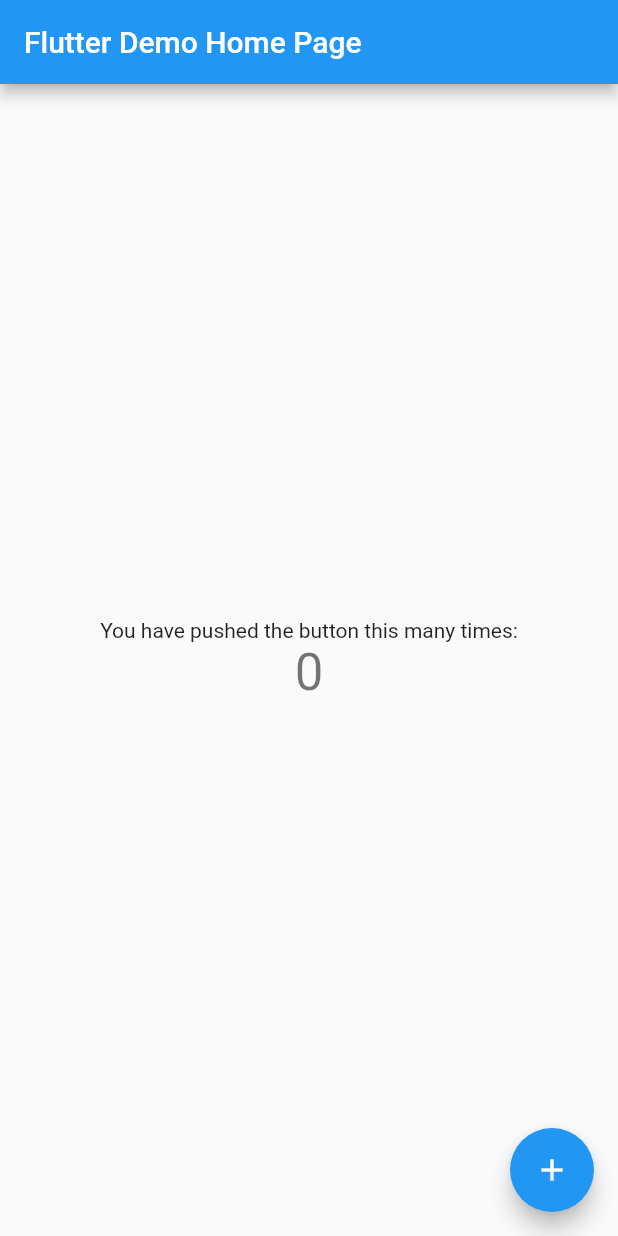
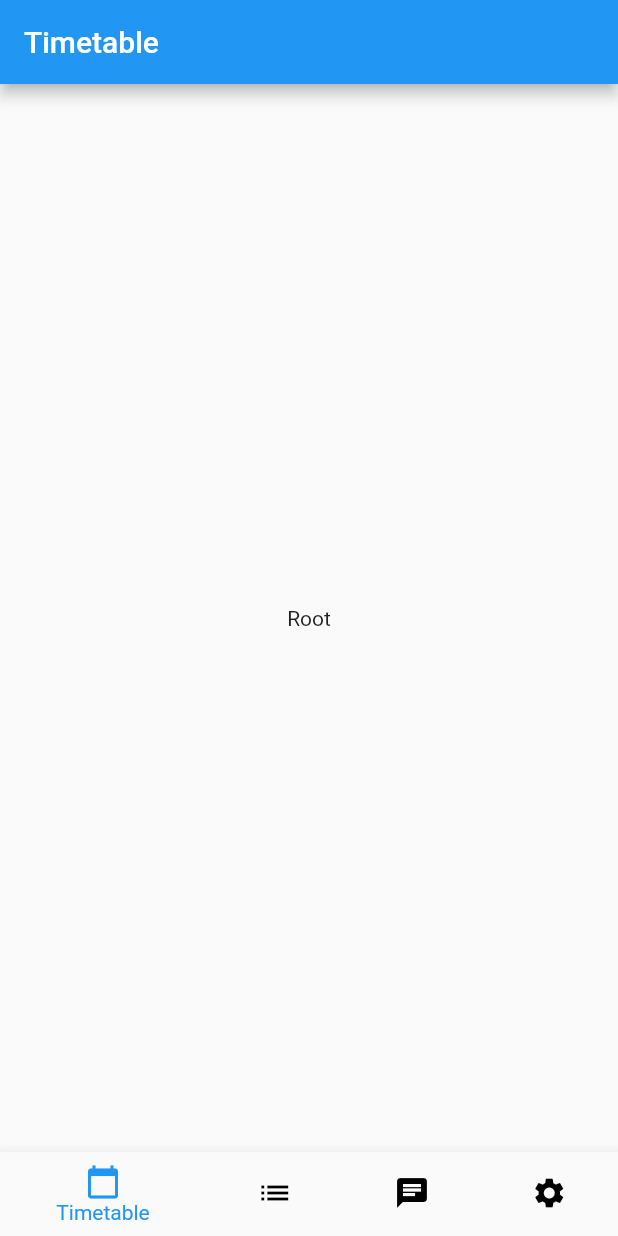
Before and after one commit to Better-HOPE/minimum-hope, a Flutter app: the screen it shows after launch, on a phone screen of 412 x 824 dp. Run offline on Flutter 3.47's test engine with Material 2 defaults, Android fonts, the phone set to English and light mode, and no system bars; our stand-ins replace cloud_firestore, firebase_core, flutter_hooks, hooks_riverpod; accounts and stored records are empty.

Commit message:
OS再インストールのため、保存

```diff
--- a/lib/main.dart
+++ b/lib/main.dart
@@ -1,115 +1,30 @@
 import 'package:flutter/material.dart';
+import 'package:flutter_hooks/flutter_hooks.dart';
+import 'package:hooks_riverpod/hooks_riverpod.dart';
+import 'package:minimum_hope/ui/login/login.dart';
+import 'package:minimum_hope/ui/root/root.dart';
+import 'package:firebase_core/firebase_core.dart';
+import 'package:cloud_firestore/cloud_firestore.dart';
+import 'firebase_options.dart';
 
 void main() {
   runApp(const MyApp());
 }
 
-class MyApp extends StatelessWidget {
+class MyApp extends HookConsumerWidget {
   const MyApp({Key? key}) : super(key: key);
 
-  // This widget is the root of your application.
   @override
-  Widget build(BuildContext context) {
+  Widget build(BuildContext context, WidgetRef ref) {
     return MaterialApp(
-      title: 'Flutter Demo',
+      title: 'Minimum Hope',
       theme: ThemeData(
-        // This is the theme of your application.
-        //
-        // Try running your application with "flutter run". You'll see the
-        // application has a blue toolbar. Then, without quitting the app, try
-        // changing the primarySwatch below to Colors.green and then invoke
-        // "hot reload" (press "r" in the console where you ran "flutter run",
-        // or simply save your changes to "hot reload" in a Flutter IDE).
-        // Notice that the counter didn't reset back to zero; the application
-        // is not restarted.
         primarySwatch: Colors.blue,
+        //visualDensity: VisualDensity.adaptivePlatformDensity,
       ),
-      home: const MyHomePage(title: 'Flutter Demo Home Page'),
+      home: Scaffold(
+        body: Root(),
+      ),
     );
   }
 }
-
-class MyHomePage extends StatefulWidget {
-  const MyHomePage({Key? key, required this.title}) : super(key: key);
-
-  // This widget is the home page of your application. It is stateful, meaning
-  // that it has a State object (defined below) that contains fields that affect
-  // how it looks.
-
-  // This class is the configuration for the state. It holds the values (in this
-  // case the title) provided by the parent (in this case the App widget) and
-  // used by the build method of the State. Fields in a Widget subclass are
-  // always marked "final".
-
-  final String title;
-
-  @override
-  State<MyHomePage> createState() => _MyHomePageState();
-}
-
-class _MyHomePageState extends State<MyHomePage> {
-  int _counter = 0;
-
-  void _incrementCounter() {
-    setState(() {
-      // This call to setState tells the Flutter framework that something has
-      // changed in this State, which causes it to rerun the build method below
-      // so that the display can reflect the updated values. If we changed
-      // _counter without calling setState(), then the build method would not be
-      // called again, and so nothing would appear to happen.
-      _counter++;
-    });
-  }
-
-  @override
-  Widget build(BuildContext context) {
-    // This method is rerun every time setState is called, for instance as done
-    // by the _incrementCounter method above.
-    //
-    // The Flutter framework has been optimized to make rerunning build methods
-    // fast, so that you can just rebuild anything that needs updating rather
-    // than having to individually change instances of widgets.
-    return Scaffold(
-      appBar: AppBar(
-        // Here we take the value from the MyHomePage object that was created by
-        // the App.build method, and use it to set our appbar title.
-        title: Text(widget.title),
-      ),
-      body: Center(
-        // Center is a layout widget. It takes a single child and positions it
-        // in the middle of the parent.
-        child: Column(
-          // Column is also a layout widget. It takes a list of children and
-          // arranges them vertically. By default, it sizes itself to fit its
-          // children horizontally, and tries to be as tall as its parent.
-          //
-          // Invoke "debug painting" (press "p" in the console, choose the
-          // "Toggle Debug Paint" action from the Flutter Inspector in Android
-          // Studio, or the "Toggle Debug Paint" command in Visual Studio Code)
-          // to see the wireframe for each widget.
-          //
-          // Column has various properties to control how it sizes itself and
-          // how it positions its children. Here we use mainAxisAlignment to
-          // center the children vertically; the main axis here is the vertical
-          // axis because Columns are vertical (the cross axis would be
-          // horizontal).
-          mainAxisAlignment: MainAxisAlignment.center,
-          children: <Widget>[
-            const Text(
-              'You have pushed the button this many times:',
-            ),
-            Text(
-              '$_counter',
-              style: Theme.of(context).textTheme.headline4,
-            ),
-          ],
-        ),
-      ),
-      floatingActionButton: FloatingActionButton(
-        onPressed: _incrementCounter,
-        tooltip: 'Increment',
-        child: const Icon(Icons.add),
-      ), // This trailing comma makes auto-formatting nicer for build methods.
-    );
-  }
-}
--- /dev/null
+++ b/lib/ui/root/root.dart
@@ -0,0 +1,55 @@
+import 'package:flutter/material.dart';
+import 'package:flutter_hooks/flutter_hooks.dart';
+import 'package:hooks_riverpod/hooks_riverpod.dart';
+
+class Root extends HookConsumerWidget {
+  Root({Key? key}) : super(key: key);
+
+  static const List<String> titleTexts = [
+    'Timetable',
+    'Tasks',
+    'Chats',
+    'Settings'
+  ];
+  final bottomBarItems = [
+    BottomNavigationBarItem(
+      icon: const Icon(Icons.calendar_today),
+      label: titleTexts[0],
+    ),
+    BottomNavigationBarItem(
+      icon: const Icon(Icons.list),
+      label: titleTexts[1],
+    ),
+    BottomNavigationBarItem(
+      icon: const Icon(Icons.chat),
+      label: titleTexts[2],
+    ),
+    BottomNavigationBarItem(
+      icon: const Icon(Icons.settings),
+      label: titleTexts[3],
+    ),
+  ];
+
+  final indexState = useState(0);
+
+  @override
+  Widget build(BuildContext context, WidgetRef ref) {
+    return Scaffold(
+      appBar: AppBar(
+        title: Text(titleTexts[indexState.value]),
+      ),
+      body: const Center(
+        child: Text('Root'),
+      ),
+      bottomNavigationBar: BottomNavigationBar(
+        items: bottomBarItems,
+        currentIndex: indexState.value,
+        onTap: (value) {
+          indexState.value = value;
+        },
+        selectedItemColor: Theme.of(context).primaryColor,
+        unselectedItemColor: Theme.of(context).shadowColor,
+      ),
+    );
+  }
+}
```
Also changed, not shown: lib/data/api/api.dart (added, +25 -0 lines), lib/ui/login/login.dart (added, +51 -0 lines), pubspec.yaml (+8 -0 lines), lib/firebase_options.dart (added), lib/ui/login/login_model.dart (added), lib/ui/tasks/tasks.dart (added), lib/ui/tasks/tasks_model.dart (added), lib/ui/timetable/timetable.dart (added), lib/ui/timetable/timetable_model.dart (added), pubspec.lock.
